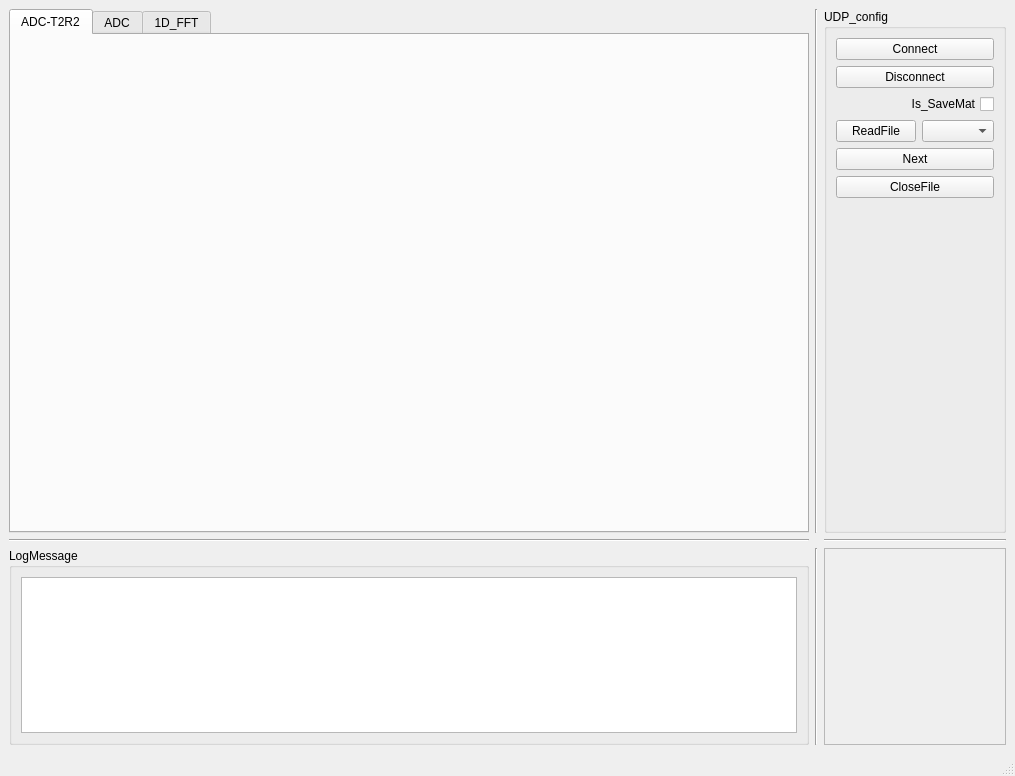
CruzeOliver/Andar_Radar_UDP, file Radar_UDP.ui: the form before one commit.
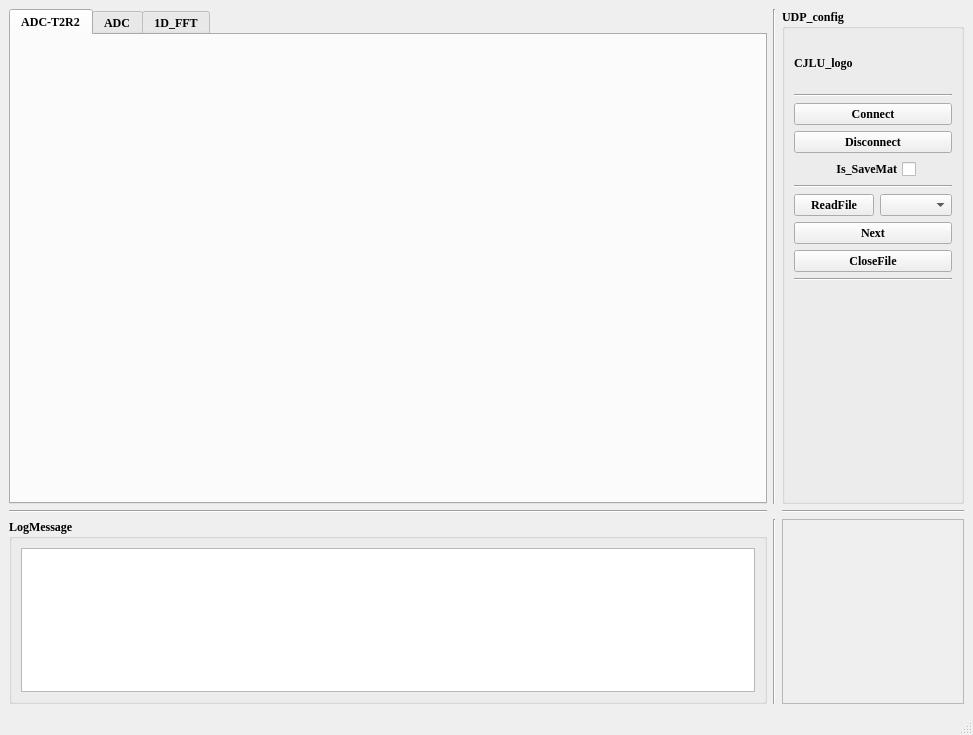
The form after the commit. The open tabs and pages were chosen to show the change.

Commit message: 修改UI内容，加入CJLU logo

Patch:
```diff
--- a/Radar_UDP.ui
+++ b/Radar_UDP.ui
@@ -6,8 +6,8 @@
    <rect>
     <x>0</x>
     <y>0</y>
-    <width>1015</width>
-    <height>776</height>
+    <width>973</width>
+    <height>735</height>
    </rect>
   </property>
   <property name="windowTitle">
@@ -23,6 +23,13 @@
         <verstretch>3</verstretch>
        </sizepolicy>
       </property>
+      <property name="font">
+       <font>
+        <family>Times New Roman</family>
+        <weight>75</weight>
+        <bold>true</bold>
+       </font>
+      </property>
       <property name="title">
        <string>LogMessage</string>
       </property>
@@ -48,6 +55,13 @@
         <verstretch>8</verstretch>
        </sizepolicy>
       </property>
+      <property name="font">
+       <font>
+        <family>Times New Roman</family>
+        <weight>75</weight>
+        <bold>true</bold>
+       </font>
+      </property>
       <property name="currentIndex">
        <number>2</number>
       </property>
@@ -149,10 +163,49 @@
         <verstretch>2</verstretch>
        </sizepolicy>
       </property>
+      <property name="font">
+       <font>
+        <family>Times New Roman</family>
+        <weight>75</weight>
+        <bold>true</bold>
+       </font>
+      </property>
       <property name="title">
        <string>UDP_config</string>
       </property>
       <layout class="QVBoxLayout" name="verticalLayout">
+       <item>
+        <widget class="QLabel" name="CJLU_logo_label">
+         <property name="sizePolicy">
+          <sizepolicy hsizetype="Fixed" vsizetype="Fixed">
+           <horstretch>0</horstretch>
+           <verstretch>0</verstretch>
+          </sizepolicy>
+         </property>
+         <property name="minimumSize">
+          <size>
+           <width>150</width>
+           <height>50</height>
+          </size>
+         </property>
+         <property name="maximumSize">
+          <size>
+           <width>150</width>
+           <height>50</height>
+          </size>
+         </property>
+         <property name="text">
+          <string>CJLU_logo</string>
+         </property>
+        </widget>
+       </item>
+       <item>
+        <widget class="Line" name="line_7">
+         <property name="orientation">
+          <enum>Qt::Horizontal</enum>
+         </property>
+        </widget>
+       </item>
        <item>
         <widget class="QPushButton" name="pushButton_Connect">
          <property name="text">
@@ -168,6 +221,21 @@
         </widget>
        </item>
        <item>
+        <layout class="QHBoxLayout" name="horizontalLayout_5">
+         <item>
+          <spacer name="horizontalSpacer">
+           <property name="orientation">
+            <enum>Qt::Horizontal</enum>
+           </property>
+           <property name="sizeHint" stdset="0">
+            <size>
+             <width>40</width>
+             <height>20</height>
+            </size>
+           </property>
+          </spacer>
+         </item>
+         <item>
         <widget class="QCheckBox" name="checkBox_IsSave">
          <property name="sizePolicy">
           <sizepolicy hsizetype="Expanding" vsizetype="Fixed">
@@ -184,6 +252,28 @@
         </widget>
        </item>
        <item>
+          <spacer name="horizontalSpacer_2">
+           <property name="orientation">
+            <enum>Qt::Horizontal</enum>
+           </property>
+           <property name="sizeHint" stdset="0">
+            <size>
+             <width>40</width>
+             <height>20</height>
+            </size>
+           </property>
+          </spacer>
+         </item>
+        </layout>
+       </item>
+       <item>
+        <widget class="Line" name="line_5">
+         <property name="orientation">
+          <enum>Qt::Horizontal</enum>
+         </property>
+        </widget>
+       </item>
+       <item>
         <layout class="QHBoxLayout" name="horizontalLayout_4">
          <item>
           <widget class="QPushButton" name="pushButton_ReadFile">
@@ -217,6 +307,13 @@
          </property>
         </widget>
        </item>
+       <item>
+        <widget class="Line" name="line_6">
+         <property name="orientation">
+          <enum>Qt::Horizontal</enum>
+         </property>
+        </widget>
+       </item>
        <item>
         <spacer name="verticalSpacer">
          <property name="orientation">
```
Left out of the diff: 4 changed lines with no effect on the pictures. Lines whose indentation alone changed are shown as unchanged. The commit also changes 2 other files.
